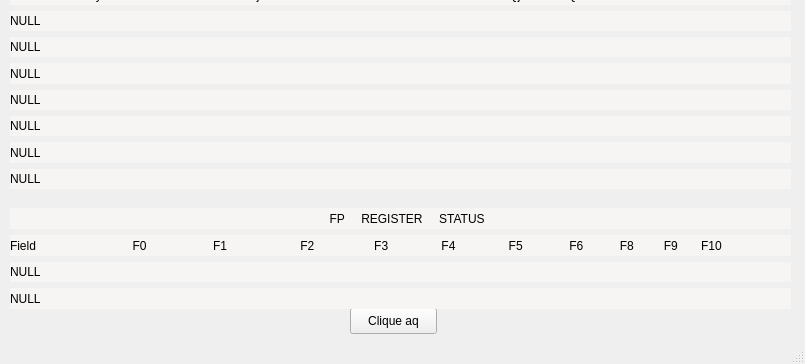
Before: the Qt Designer form ARQ/Traabalho2/Tomasulo/form.ui in Quebec-Eric/5Periodo, drawn with Qt 5; both pictures show x 0 to 805 and y 311 to 675 of the 805 by 675 pixel window.
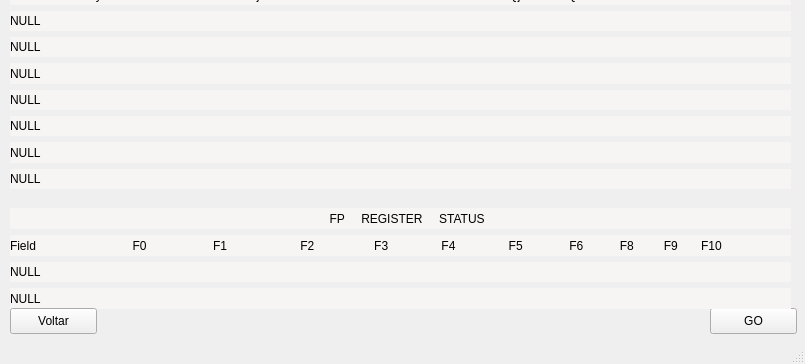
After: the same form once the commit is applied.

```diff
--- a/ARQ/Traabalho2/Tomasulo/form.ui
+++ b/ARQ/Traabalho2/Tomasulo/form.ui
@@ -116,17 +116,17 @@
      </item>
     </layout>
    </widget>
-   <widget class="QPushButton" name="pushButton">
+   <widget class="QPushButton" name="goButton">
     <property name="geometry">
      <rect>
-      <x>350</x>
+      <x>710</x>
       <y>600</y>
       <width>87</width>
       <height>26</height>
      </rect>
     </property>
     <property name="text">
-     <string>Clique aq</string>
+     <string>GO</string>
     </property>
    </widget>
    <widget class="QWidget" name="gridLayoutWidget_2">
@@ -149,13 +149,13 @@
        </property>
       </widget>
      </item>
-     <item row="6" column="0">
-      <widget class="QLabel" name="label_24">
+     <item row="0" column="0">
+      <widget class="QLabel" name="label_27">
        <property name="styleSheet">
         <string notr="true">background-color: rgb(246, 245, 244);</string>
        </property>
        <property name="text">
-        <string>NULL</string>
+        <string>                                                                                              RESERVATION        STATIONS</string>
        </property>
       </widget>
      </item>
@@ -199,7 +199,7 @@
        </property>
       </widget>
      </item>
-     <item row="5" column="0">
+     <item row="6" column="0">
       <widget class="QLabel" name="label_13">
        <property name="styleSheet">
         <string notr="true">background-color: rgb(246, 245, 244);</string>
@@ -219,13 +219,13 @@
        </property>
       </widget>
      </item>
-     <item row="0" column="0">
-      <widget class="QLabel" name="label_27">
+     <item row="5" column="0">
+      <widget class="QLabel" name="label_24">
        <property name="styleSheet">
         <string notr="true">background-color: rgb(246, 245, 244);</string>
        </property>
        <property name="text">
-        <string>                                                                                              RESERVATION        STATIONS</string>
+        <string>NULL</string>
        </property>
       </widget>
      </item>
@@ -283,6 +283,19 @@
      </item>
     </layout>
    </widget>
+   <widget class="QPushButton" name="pushButton">
+    <property name="geometry">
+     <rect>
+      <x>10</x>
+      <y>600</y>
+      <width>87</width>
+      <height>26</height>
+     </rect>
+    </property>
+    <property name="text">
+     <string>Voltar</string>
+    </property>
+   </widget>
   </widget>
   <widget class="QMenuBar" name="menubar">
    <property name="geometry">
```
Left out of the diff: 34 changed lines with no effect on the pictures.
